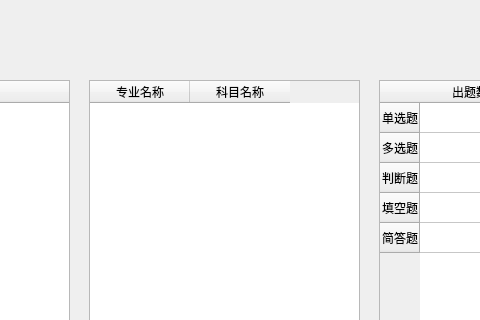
Qt form views/chujuan.ui (janonoly/exampc) before a commit; both pictures show x 321 to 801 and y 0 to 320 of the 1032 by 640 pixel window.
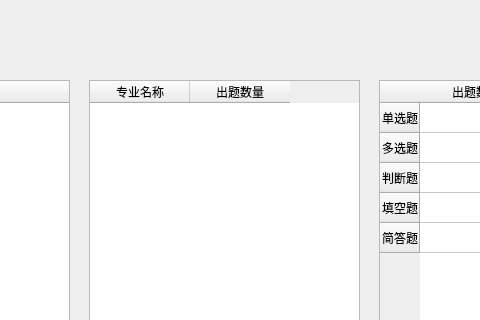
The same form after that commit.

```diff
--- a/views/chujuan.ui
+++ b/views/chujuan.ui
@@ -29,7 +29,7 @@
    </column>
    <column>
     <property name="text">
-     <string>科目名称</string>
+     <string>出题数量</string>
     </property>
    </column>
   </widget>
```
